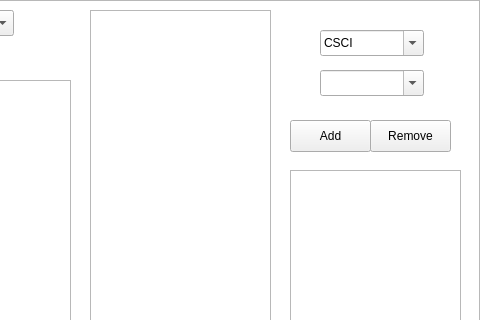
Above: GUI/mainwindow.ui from foxe2/CAPP-Reporter before the change; both pictures show x 320 to 800 and y 0 to 320 of the 800 by 600 pixel window. Below: the same form after it.
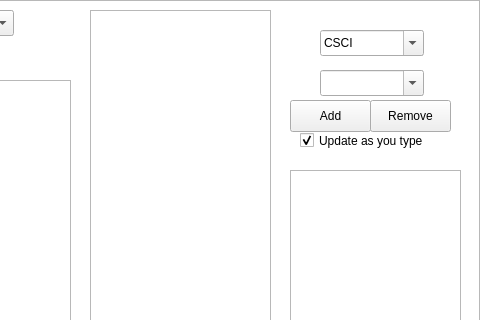
That is the form after the change. Icons and pictures are not drawn.

Commit message: Created slots as needed

Patch:
```diff
--- a/GUI/mainwindow.ui
+++ b/GUI/mainwindow.ui
@@ -181,7 +181,7 @@
     <property name="geometry">
      <rect>
       <x>610</x>
-      <y>120</y>
+      <y>100</y>
       <width>81</width>
       <height>32</height>
      </rect>
@@ -194,7 +194,7 @@
     <property name="geometry">
      <rect>
       <x>690</x>
-      <y>120</y>
+      <y>100</y>
       <width>81</width>
       <height>32</height>
      </rect>
@@ -203,6 +203,25 @@
      <string>Remove</string>
     </property>
    </widget>
+   <widget class="QCheckBox" name="toggleTentaive">
+    <property name="geometry">
+     <rect>
+      <x>620</x>
+      <y>130</y>
+      <width>141</width>
+      <height>21</height>
+     </rect>
+    </property>
+    <property name="text">
+     <string>Update as you type</string>
+    </property>
+    <property name="checked">
+     <bool>true</bool>
+    </property>
+    <property name="tristate">
+     <bool>false</bool>
+    </property>
+   </widget>
    <zorder>graphicsView</zorder>
    <zorder>PrimaryMajor</zorder>
    <zorder>SecondaryMajor</zorder>
@@ -214,6 +233,7 @@
    <zorder>resetButton</zorder>
    <zorder>addClassButton</zorder>
    <zorder>removeClassButton</zorder>
+   <zorder>toggleTentaive</zorder>
   </widget>
  </widget>
  <layoutdefault spacing="6" margin="11"/>
```
The commit also changes 2 other files.
